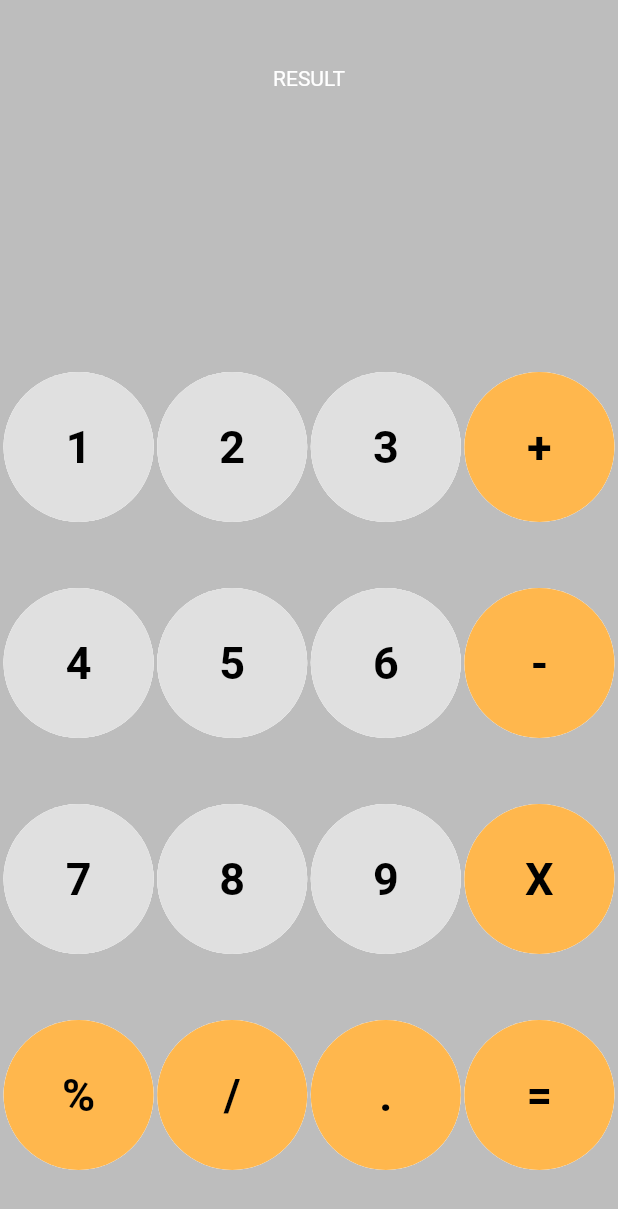
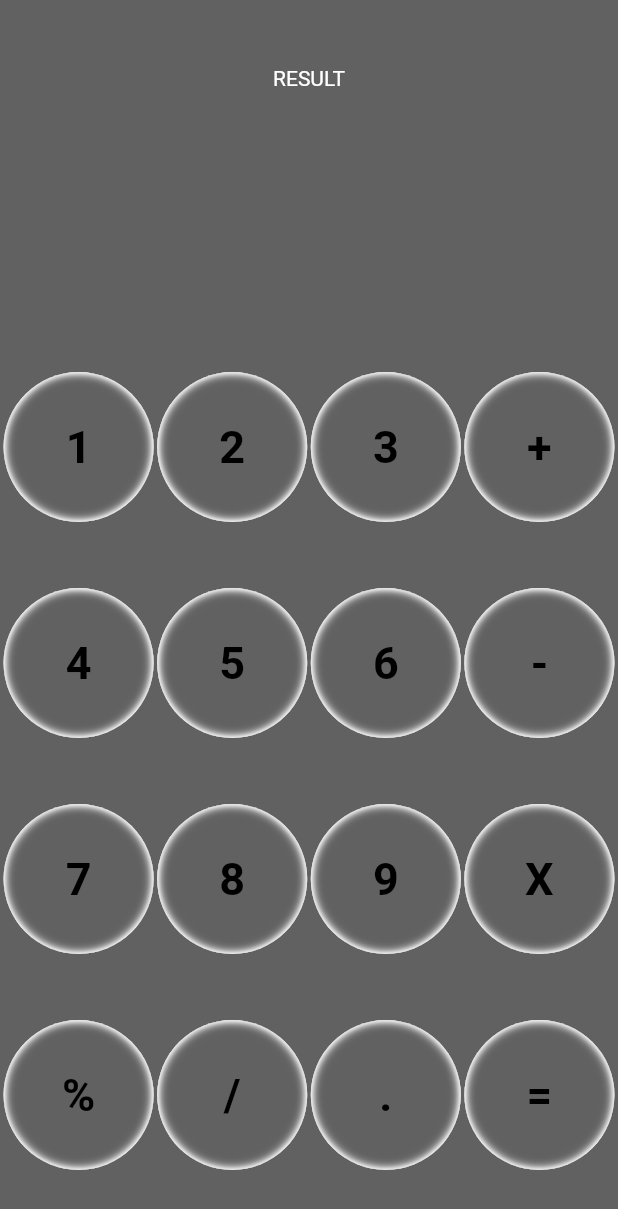
Before and after one commit to selimokten/calculator, a Flutter app: the screen it shows after launch, on a phone screen of 412 x 824 dp. Shown: the top 1209 px of the screen. Run offline on Flutter 3.47's test engine with Material 2 defaults, Android fonts, the phone set to English and light mode, and no system bars; our stand-ins replace flutter_inset_box_shadow.

Commit message:
Files Update

```diff
--- a/lib/constants.dart
+++ b/lib/constants.dart
@@ -1,8 +1,9 @@
 import 'package:flutter/material.dart';
+
+Color shadowColor = Colors.orange.shade600;
 
 final ButtonStyle kNumbersButtonStyle = TextButton.styleFrom(
   foregroundColor: Colors.black,
-  backgroundColor: Colors.grey.shade300,
   minimumSize: Size(100, 100),
   padding: EdgeInsets.all(10.0),
   shape: RoundedRectangleBorder(
@@ -12,10 +13,8 @@ final ButtonStyle kNumbersButtonStyle = TextButton.styleFrom(
   ),
 );
 
-
 final ButtonStyle kOptionsButtonStyle = TextButton.styleFrom(
   foregroundColor: Colors.black,
-  backgroundColor: Colors.orange.shade300,
   minimumSize: Size(100, 100),
   padding: EdgeInsets.all(10.0),
   shape: RoundedRectangleBorder(
--- a/lib/main.dart
+++ b/lib/main.dart
@@ -12,7 +12,7 @@ class Calculator extends StatelessWidget {
   Widget build(BuildContext context) {
     return MaterialApp(
       theme: ThemeData.dark().copyWith(
-        scaffoldBackgroundColor: Colors.grey[400],
+        scaffoldBackgroundColor: Colors.grey.shade700,
       ),
       debugShowCheckedModeBanner: false,
       home: const MainScreen(),
--- a/pubspec.yaml
+++ b/pubspec.yaml
@@ -36,6 +36,7 @@ dependencies:
   # The following adds the Cupertino Icons font to your application.
   # Use with the CupertinoIcons class for iOS style icons.
   cupertino_icons: ^1.0.2
+  flutter_inset_box_shadow: ^1.0.8
 
 dev_dependencies:
   flutter_test:
```
Also changed, not shown: pubspec.lock.
